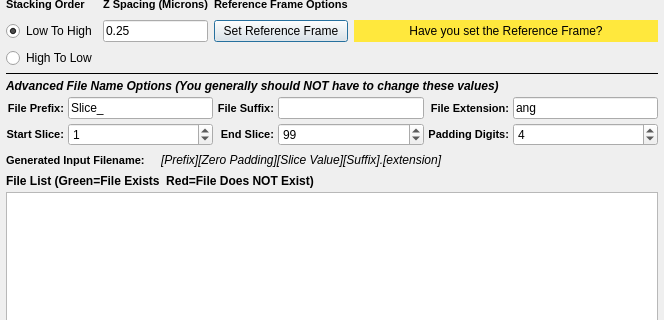
Above: Source/Plugins/OrientationAnalysis/FilterParameterWidgets/UI_Files/EbsdToH5EbsdWidget.ui from BlueQuartzSoftware/DREAM3D before the change; both pictures show x 0 to 664 and y 153 to 473 of the 664 by 648 pixel window. Below: the same form after it.
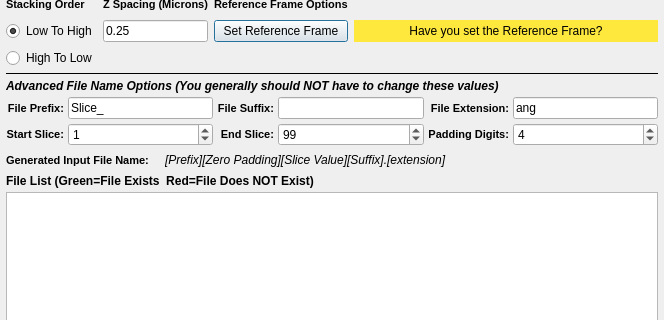
That is the form after the change. Custom widgets are drawn as their Qt base class.

Commit message: Tweaking some labels in the various file list import widgets

```diff
--- a/Source/Plugins/OrientationAnalysis/FilterParameterWidgets/UI_Files/EbsdToH5EbsdWidget.ui
+++ b/Source/Plugins/OrientationAnalysis/FilterParameterWidgets/UI_Files/EbsdToH5EbsdWidget.ui
@@ -236,7 +236,7 @@
 }</string>
        </property>
        <property name="text">
-        <string>Generated Input Filename:</string>
+        <string>Generated Input File Name:</string>
        </property>
       </widget>
      </item>
```
The commit also changes 2 other files.
